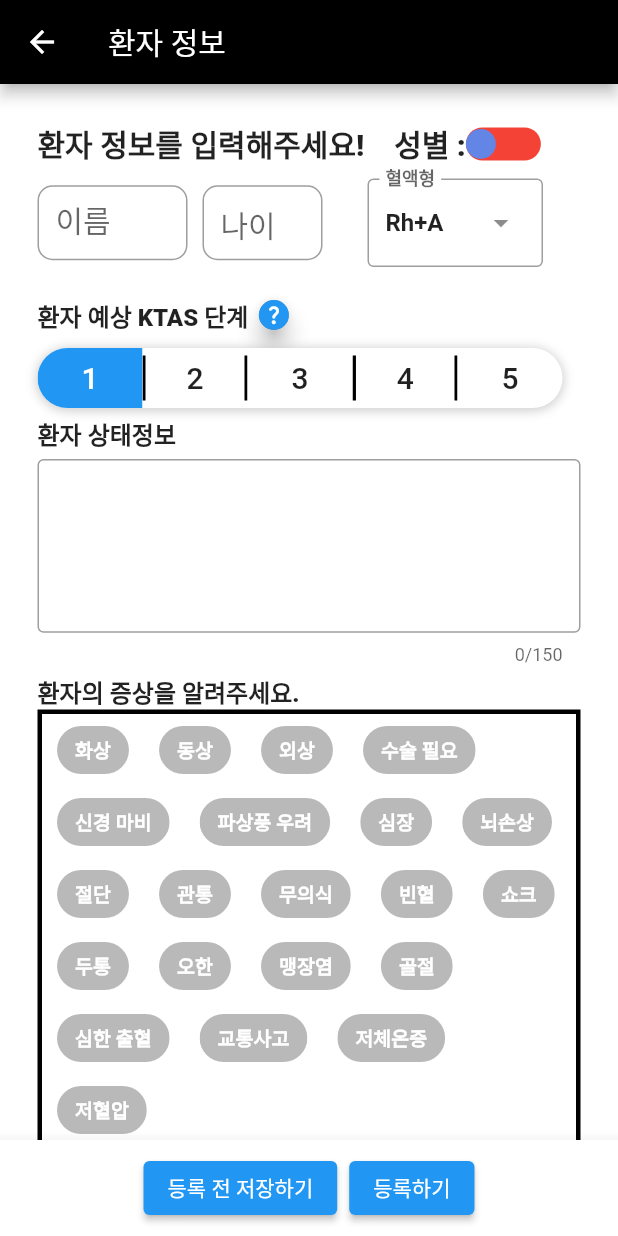
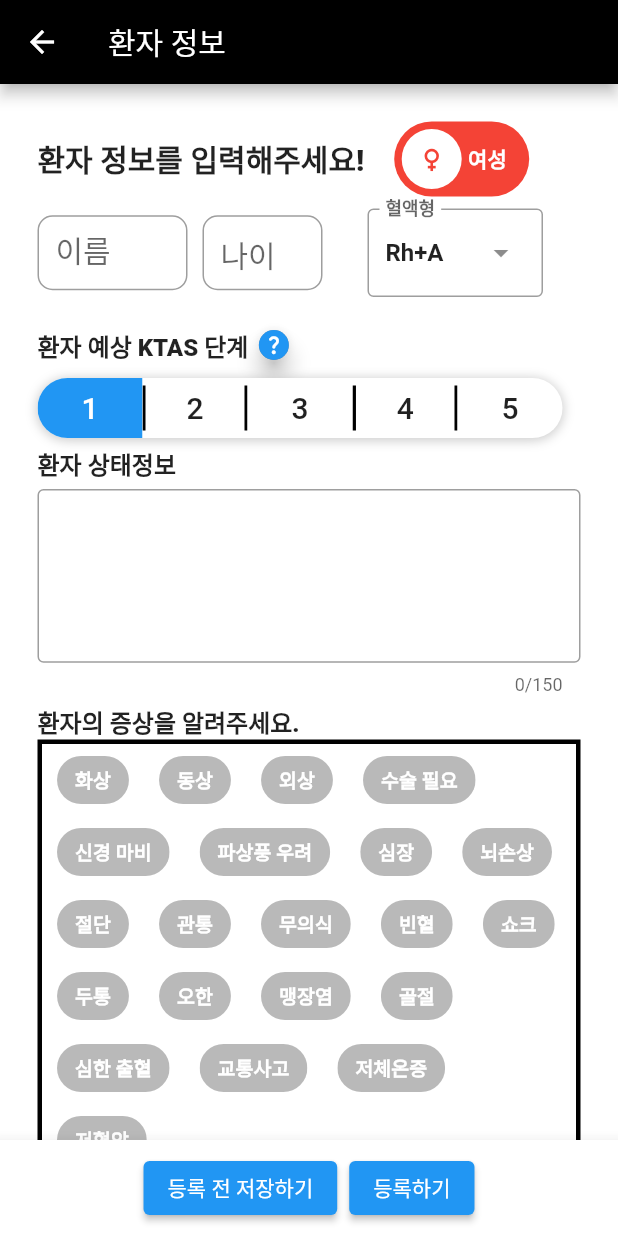
Before and after one commit to Galacringe/amb_design, a Flutter app: the Patient_Info screen opened directly with empty values, on a phone screen of 412 x 824 dp. Run offline on Flutter 3.47's test engine with Material 2 defaults, Android fonts, the phone set to English and light mode, and no system bars; drawn by our look-alikes of lite_rolling_switch; our stand-ins replace cloud_firestore, firebase_core, fluttertoast; missing offline and left inert: restart_app; accounts and stored records are empty; generated files the repository leaves out were written again; Roboto replaces fonts that are missing (NotoSerifKR).

Commit message:
성별 완성

```diff
--- a/lib/widgets/tabs/patient_info.dart
+++ b/lib/widgets/tabs/patient_info.dart
@@ -13,8 +13,7 @@ import 'package:firebase_core/firebase_core.dart';
 import 'package:cloud_firestore/cloud_firestore.dart';
 
 import 'package:fluttertoast/fluttertoast.dart';
-
-import 'package:emergenshare_amb/widgets/custom_switch.dart';
+import 'package:lite_rolling_switch/lite_rolling_switch.dart';
 
 class Patient_Info extends StatefulWidget {
   const Patient_Info({super.key});
@@ -343,22 +342,21 @@ class _Patient_InfoState extends State<Patient_Info>
             children: [
               Row(
                 children: [
-                  Text("환자 정보를 입력해주세요!",
+                  Text("환자 정보를 입력해주세요!    ",
                       style:
                           TextStyle(fontWeight: FontWeight.w800, fontSize: 20)),
-                  Text('    성별 :',
-                      style:
-                          TextStyle(fontWeight: FontWeight.w800, fontSize: 20)),
-                  SizedBox(
-                    width: 50,
-                    child: CustomSwitch(
-                        toggleWidth: 20,
-                        toggleHeight: 20,
-                        trackWidth: 50,
-                        trackHeight: 22,
-                        trackActiveColor: Colors.blue,
-                        trackInActiveColor: Colors.red,
+                  LiteRollingSwitch(
+                      width: 90,
                       value: gen,
+                      textOn: '남성',
+                      textOff: '여성',
+                      colorOn: Colors.blue,
+                      colorOff: Colors.red,
+                      iconOn: Icons.male,
+                      iconOff: Icons.female,
+                      onDoubleTap: () {},
+                      onTap: () {},
+                      onSwipe: () {},
                       onChanged: (value) {
                         setState(() {
                           gen = value;
@@ -369,7 +367,6 @@ class _Patient_InfoState extends State<Patient_Info>
                           sex = "여자";
                         }
                       }),
-                  )
                 ],
               ),
               SizedBox(
--- a/pubspec.yaml
+++ b/pubspec.yaml
@@ -41,6 +41,7 @@ dependencies:
   fluttertoast: 8.2.2
   url_launcher: 6.1.14
   restart_app: 1.2.1
+  lite_rolling_switch: ^1.0.1
 
 dev_dependencies:
   flutter_test:
```
Also changed, not shown: pubspec.lock. Lines whose indentation alone changed are shown as unchanged.
